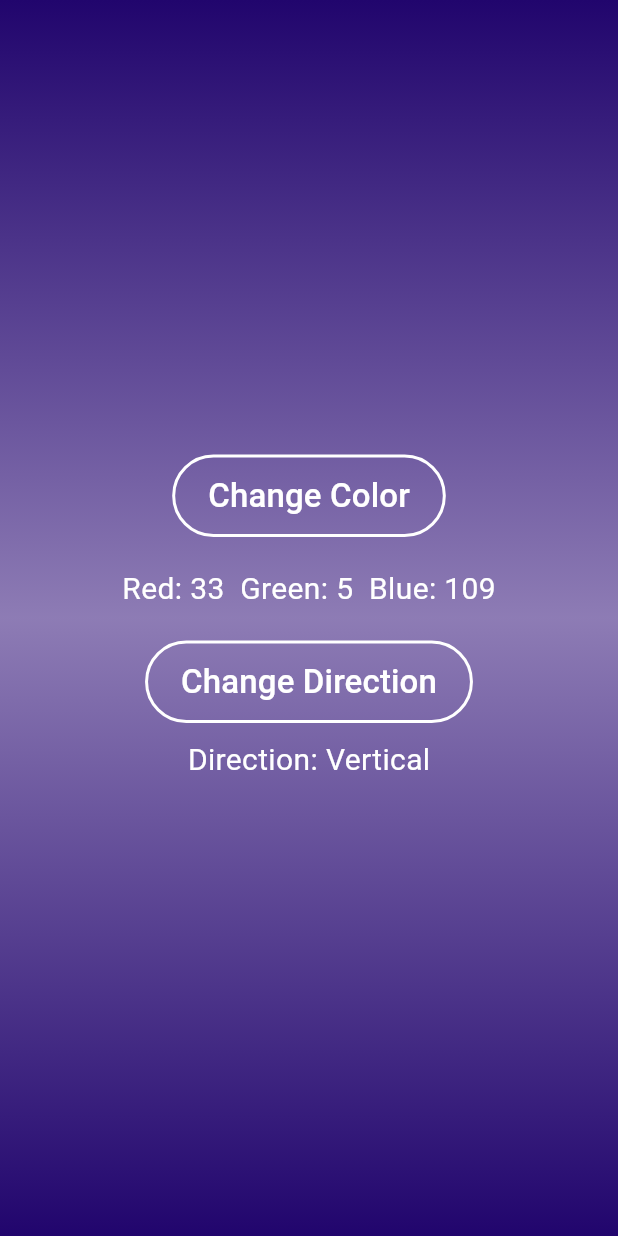
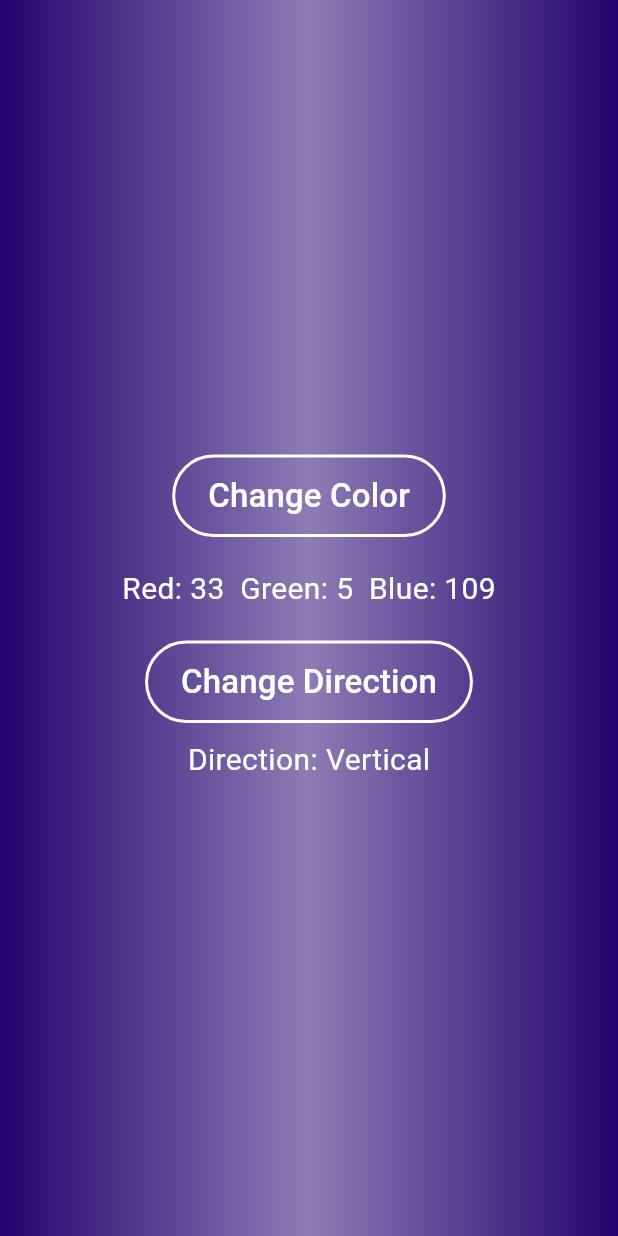
Before and after one commit to 101220843-afk/assignment1-q1-, a Flutter app: the screen it shows after launch, on a phone screen of 412 x 824 dp. Run offline on Flutter 3.47's test engine with Material 3 defaults, Android fonts, the phone set to English and light mode, and no system bars.

Commit message:
Add files via upload

```diff
--- a/lib/main.dart
+++ b/lib/main.dart
@@ -26,27 +26,26 @@ class ColorChangerState extends State<ColorChanger> {
   int blue = 109;
   int directionIndex = 0;
 
-  // ✅ Corrected directions
   final List<Map<String, dynamic>> directions = [
     {
       'name': 'Vertical',
+      'begin': Alignment.centerLeft,
+      'end': Alignment.centerRight,
+    },
+    {
+      'name': 'Horizontal',
       'begin': Alignment.topCenter,
       'end': Alignment.bottomCenter,
     },
     {
-      'name': 'Horizontal',
-      'begin': Alignment.centerLeft,
-      'end': Alignment.centerRight,
-    },
-    {
       'name': 'Left → Right',
-      'begin': Alignment.topLeft,
-      'end': Alignment.bottomRight,
+      'begin': Alignment.topRight,
+      'end': Alignment.bottomLeft,
     },
     {
       'name': 'Right → Left',
-      'begin': Alignment.bottomRight,
-      'end': Alignment.topLeft,
+      'begin': Alignment.topLeft,
+      'end': Alignment.bottomRight,
     },
   ];
 
```
